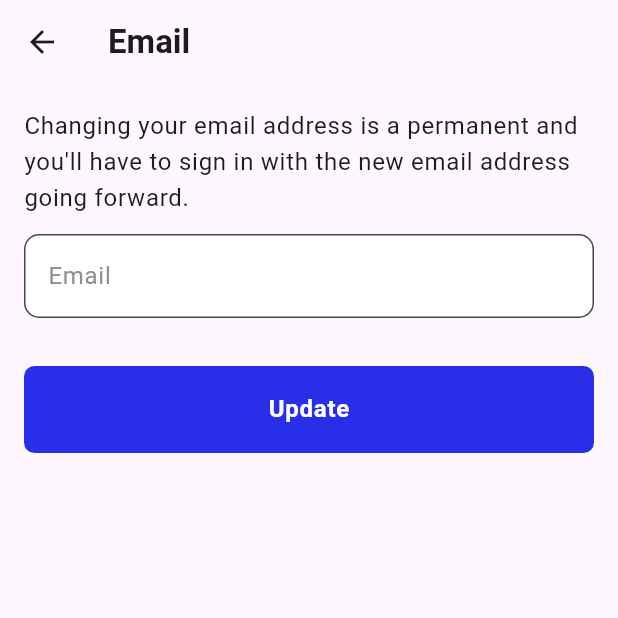
After one commit to DaviesNyantakyi/cop_belgium_app, a Flutter app: the EditEmailScreen screen opened directly, on a phone screen of 412 x 824 dp, the top half of it. The commit adds this screen. Run offline on Flutter 3.47's test engine with Material 3 defaults, Android fonts, the light colour scheme and no system bars; our stand-ins replace audio_service, audio_video_progress_bar, bootstrap_icons, cached_network_image, expandable_text, fancy_shimmer_image and 2 more; missing offline and left inert: cached_video_player; network calls fail.

Commit message:
Profile screens added

```diff
--- /dev/null
+++ b/lib/screens/profile/edit_email_screen.dart
@@ -0,0 +1,88 @@
+import 'package:flutter/material.dart';
+
+import '../../utilities/constant.dart';
+import '../../widgets/custom_buttons.dart';
+import '../../widgets/textfield.dart';
+
+class EditEmailScreen extends StatefulWidget {
+  const EditEmailScreen({Key? key}) : super(key: key);
+
+  @override
+  State<EditEmailScreen> createState() => _EditEmailScreenState();
+}
+
+class _EditEmailScreenState extends State<EditEmailScreen> {
+  @override
+  Widget build(BuildContext context) {
+    return Scaffold(
+      appBar: _buildAppBar(),
+      body: SafeArea(
+        child: SingleChildScrollView(
+          padding: const EdgeInsets.all(kContentSpacing16),
+          child: Column(
+            crossAxisAlignment: CrossAxisAlignment.stretch,
+            mainAxisSize: MainAxisSize.min,
+            children: [
+              _buildHeaderText(),
+              const SizedBox(height: kContentSpacing12),
+              _buildEmailField(),
+              const SizedBox(height: kContentSpacing32),
+              _buildUpdateButton(),
+            ],
+          ),
+        ),
+      ),
+    );
+  }
+
+  dynamic _buildAppBar() {
+    return AppBar(
+      title: Text(
+        'Email',
+        style: Theme.of(context)
+            .textTheme
+            .titleLarge
+            ?.copyWith(fontWeight: FontWeight.bold),
+      ),
+    );
+  }
+
+  Widget _buildHeaderText() {
+    final textStyle = Theme.of(context).textTheme.bodyLarge;
+    return Column(
+      crossAxisAlignment: CrossAxisAlignment.start,
+      children: [
+        Text(
+          'Changing your email address is a permanent and you\'ll have to sign in with the new email address going forward.',
+          style: textStyle,
+        ),
+      ],
+    );
+  }
+
+  Widget _buildEmailField() {
+    return CustomTextFormField(
+      hintText: 'Email',
+      maxLines: 1,
+      textInputAction: TextInputAction.next,
+      keyboardType: TextInputType.emailAddress,
+      onChanged: (value) {},
+    );
+  }
+
+  Widget _buildUpdateButton() {
+    return CustomElevatedButton(
+      height: kButtonHeight,
+      backgroundColor: kBlue,
+      width: double.infinity,
+      child: Text(
+        'Update',
+        style: Theme.of(context)
+            .textTheme
+            .bodyLarge
+            ?.copyWith(fontWeight: FontWeight.bold, color: kWhite),
+      ),
+      onPressed: () {},
+    );
+  }
+}
```
Also changed, not shown: lib/screens/more_screen/more_screen.dart (+11 -2 lines), lib/screens/profile/edit_church_screen.dart (added, +53 -0 lines), lib/screens/profile/edit_date_screen.dart (added, +109 -0 lines), lib/screens/profile/edit_gender_screen.dart (added, +98 -0 lines), lib/screens/profile/edit_name_screen.dart (added, +73 -0 lines), lib/screens/profile/profile_screen.dart (added, +238 -0 lines).
